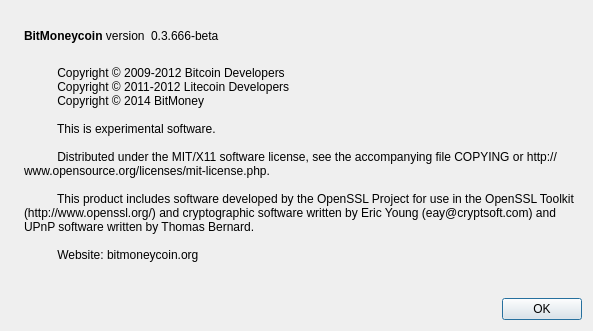
Above: src/qt/forms/aboutdialog.ui from samurai-dev/compares before the change. Below: the same form after it.
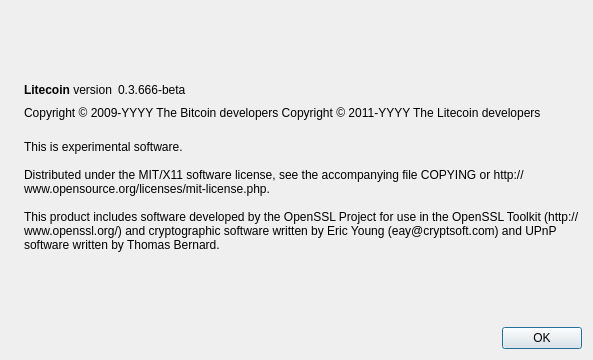
That is the form after the change. Icons and pictures are not drawn.

What changed in the file:
```diff
--- a/src/qt/forms/aboutdialog.ui
+++ b/src/qt/forms/aboutdialog.ui
@@ -7,7 +7,7 @@
     <x>0</x>
     <y>0</y>
     <width>593</width>
-    <height>331</height>
+    <height>360</height>
    </rect>
   </property>
   <property name="windowTitle">
@@ -50,7 +50,7 @@
           <cursorShape>IBeamCursor</cursorShape>
          </property>
          <property name="text">
-          <string>&lt;b&gt;BitMoneycoin&lt;/b&gt; version</string>
+          <string>&lt;b&gt;Litecoin&lt;/b&gt; version</string>
          </property>
          <property name="textInteractionFlags">
           <set>Qt::LinksAccessibleByMouse|Qt::TextSelectableByKeyboard|Qt::TextSelectableByMouse</set>
@@ -65,9 +65,6 @@
          <property name="text">
           <string notr="true">0.3.666-beta</string>
          </property>
-         <property name="textFormat">
-          <enum>Qt::RichText</enum>
-         </property>
          <property name="textInteractionFlags">
           <set>Qt::LinksAccessibleByMouse|Qt::TextSelectableByKeyboard|Qt::TextSelectableByMouse</set>
          </property>
@@ -88,6 +85,23 @@
        </item>
       </layout>
      </item>
+     <item>
+      <widget class="QLabel" name="copyrightLabel">
+       <property name="cursor">
+        <cursorShape>IBeamCursor</cursorShape>
+       </property>
+       <property name="text">
+        <string notr="true">Copyright &amp;copy; 2009-YYYY The Bitcoin developers
+Copyright &amp;copy; 2011-YYYY The Litecoin developers</string>
+       </property>
+       <property name="textFormat">
+        <enum>Qt::RichText</enum>
+       </property>
+       <property name="textInteractionFlags">
+        <set>Qt::LinksAccessibleByMouse|Qt::TextSelectableByKeyboard|Qt::TextSelectableByMouse</set>
+       </property>
+      </widget>
+     </item>
      <item>
       <widget class="QLabel" name="label_2">
        <property name="cursor">
@@ -95,18 +109,11 @@
        </property>
        <property name="text">
         <string>
-          Copyright © 2009-2012 Bitcoin Developers
-          Copyright © 2011-2012 Litecoin Developers
-          Copyright © 2014 BitMoney
+This is experimental software.
 
-          This is experimental software.
+Distributed under the MIT/X11 software license, see the accompanying file COPYING or http://www.opensource.org/licenses/mit-license.php.
 
-          Distributed under the MIT/X11 software license, see the accompanying file COPYING or http://www.opensource.org/licenses/mit-license.php.
-
-          This product includes software developed by the OpenSSL Project for use in the OpenSSL Toolkit (http://www.openssl.org/) and cryptographic software written by Eric Young (eay@cryptsoft.com) and UPnP software written by Thomas Bernard.
-
-          Website: bitmoneycoin.org
-        </string>
+This product includes software developed by the OpenSSL Project for use in the OpenSSL Toolkit (http://www.openssl.org/) and cryptographic software written by Eric Young (eay@cryptsoft.com) and UPnP software written by Thomas Bernard.</string>
        </property>
        <property name="wordWrap">
         <bool>true</bool>
```
Left out of the diff: 2 changed lines with no effect on the pictures.
